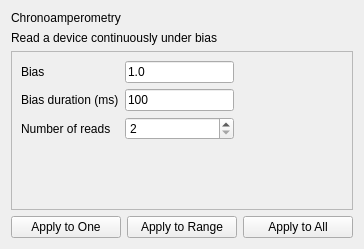
arc-instruments/arc1_pyqt, file uis/chronoamperometry.ui: the form before one commit.
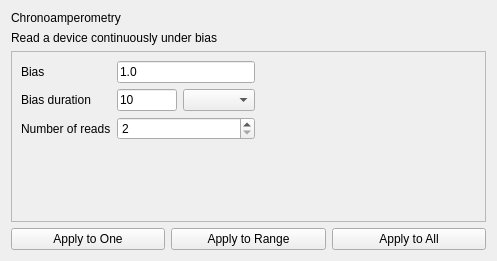
The form after the commit.

Commit message: Convert ChronoAmperometry duration box into split edit/combo

```diff
--- a/uis/chronoamperometry.ui
+++ b/uis/chronoamperometry.ui
@@ -6,8 +6,8 @@
    <rect>
     <x>0</x>
     <y>0</y>
-    <width>364</width>
-    <height>249</height>
+    <width>497</width>
+    <height>261</height>
    </rect>
   </property>
   <property name="windowTitle">
@@ -38,8 +38,8 @@
        <rect>
         <x>0</x>
         <y>0</y>
-        <width>344</width>
-        <height>156</height>
+        <width>477</width>
+        <height>168</height>
        </rect>
       </property>
       <layout class="QHBoxLayout" name="horizontalLayout_2">
@@ -63,7 +63,7 @@
          <property name="frameShadow">
           <enum>QFrame::Raised</enum>
          </property>
-         <layout class="QGridLayout" name="gridLayout">
+         <layout class="QGridLayout" name="gridLayout" columnstretch="0,2,5">
           <item row="3" column="0">
            <spacer name="verticalSpacer">
             <property name="orientation">
@@ -87,7 +87,7 @@
           <item row="1" column="0">
            <widget class="QLabel" name="label_2">
             <property name="text">
-             <string>Bias duration (ms)</string>
+             <string>Bias duration</string>
             </property>
            </widget>
           </item>
@@ -98,13 +98,6 @@
             </property>
            </widget>
           </item>
-          <item row="1" column="1">
-           <widget class="QLineEdit" name="pwEdit">
-            <property name="text">
-             <string>100</string>
-            </property>
-           </widget>
-          </item>
           <item row="0" column="0">
            <widget class="QLabel" name="label">
             <property name="text">
@@ -135,6 +128,26 @@
             </property>
            </spacer>
           </item>
+          <item row="1" column="1">
+           <layout class="QHBoxLayout" name="horizontalLayout_3" stretch="1,1">
+            <item>
+             <widget class="QLineEdit" name="pwValEdit">
+              <property name="minimumSize">
+               <size>
+                <width>60</width>
+                <height>0</height>
+               </size>
+              </property>
+              <property name="text">
+               <string>10</string>
+              </property>
+             </widget>
+            </item>
+            <item>
+             <widget class="QComboBox" name="pwMulComboBox"/>
+            </item>
+           </layout>
+          </item>
          </layout>
         </widget>
        </item>
```
The commit also changes 1 other file.
